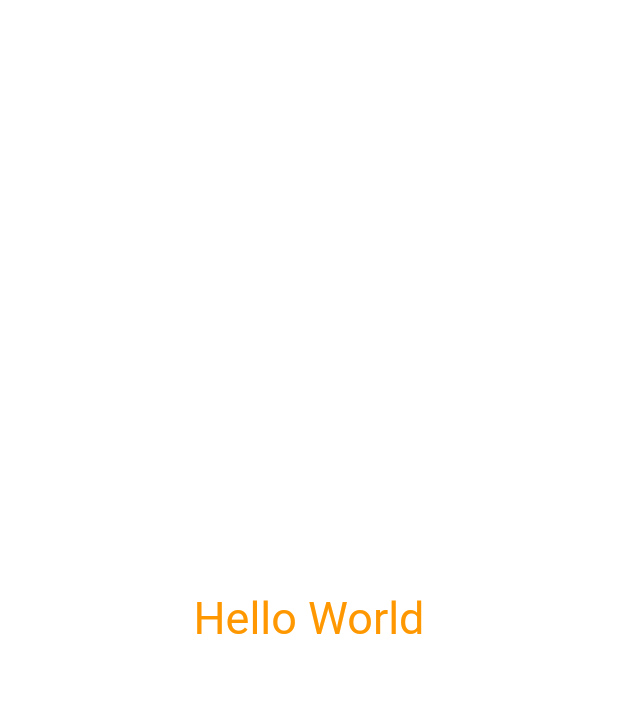
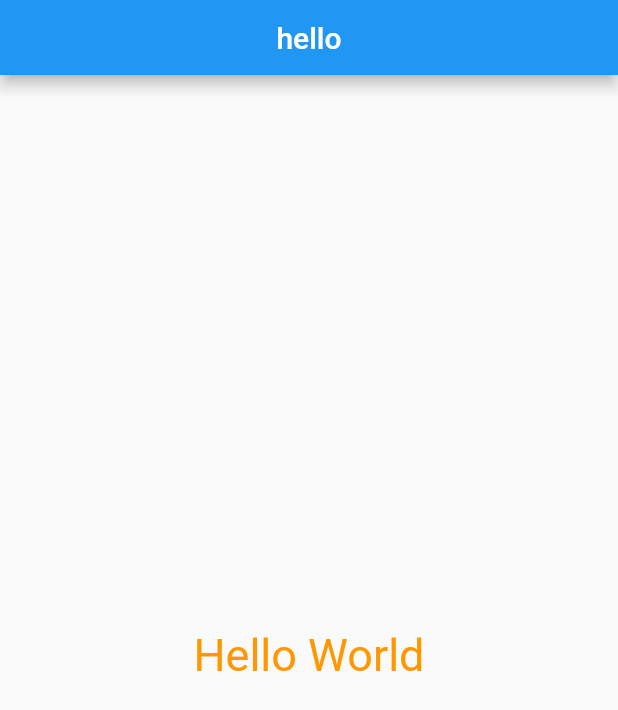
Before and after one commit to yanlele/flutter_study_case, a Flutter app: the screen it shows after launch, on a phone screen of 412 x 824 dp. Shown: the top 710 px of the screen. Run offline on Flutter 3.47's test engine with Material 2 defaults, Android fonts, the phone set to English and light mode, and no system bars.

Commit message:
feat: appbar

```diff
--- a/lib/main.dart
+++ b/lib/main.dart
@@ -1,15 +1,35 @@
 import 'package:flutter/material.dart';
+
+class Header extends StatelessWidget implements PreferredSizeWidget {
+  const Header({Key? key}) : super(key: key);
+
+  @override
+  Widget build(BuildContext context) {
+    return AppBar(
+      centerTitle: true,
+      title: const Text("hello"),
+    );
+  }
+
+  @override
+  Size get preferredSize => const Size.fromHeight(50);
+}
 
 main() {
   // 1. 调用 runApp 函数, 启动一个程序
   const text = Text(
     "Hello World",
-    textDirection: TextDirection.ltr,
-    style: TextStyle(
-        fontSize: 30,
-        color: Colors.orange
-    ),
+    // textDirection: TextDirection.ltr,
+    style: TextStyle(fontSize: 30, color: Colors.orange),
   );
   const center = Center(child: text);
-  runApp(center);
+
+  final bar = runApp(const MaterialApp(
+    // Scaffold 脚手架， 可以快速搭建页面
+    home: Scaffold(
+      // appBar: AppBar(),
+      appBar: Header(),
+      body: center,
+    ),
+  ));
 }
```
